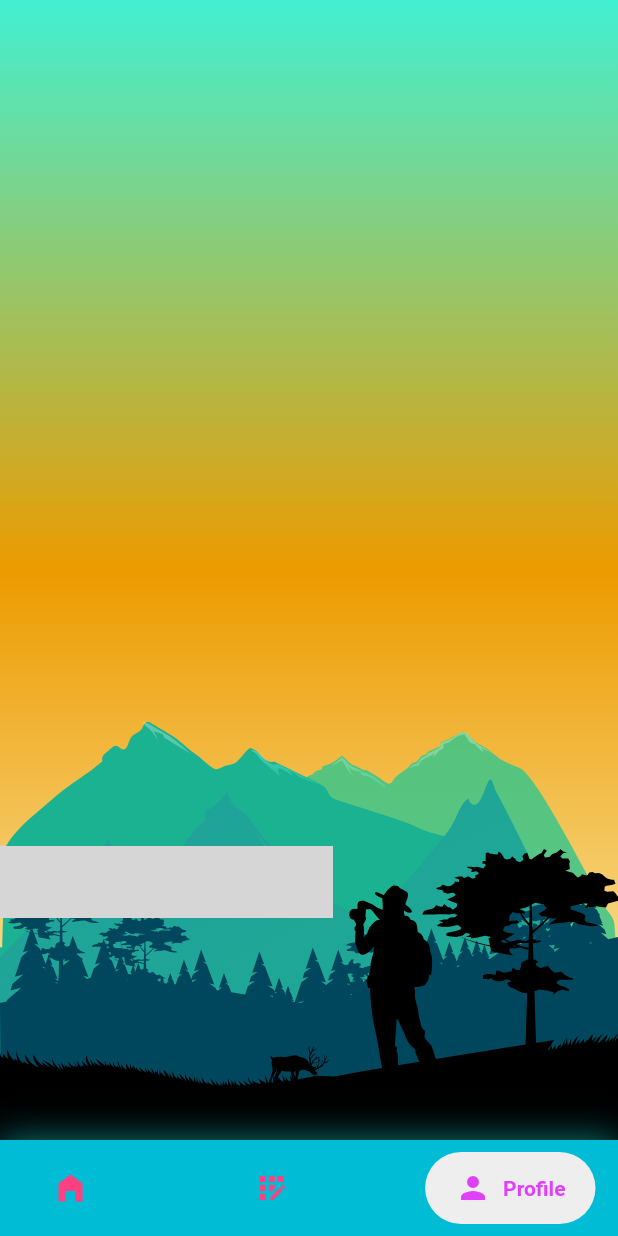
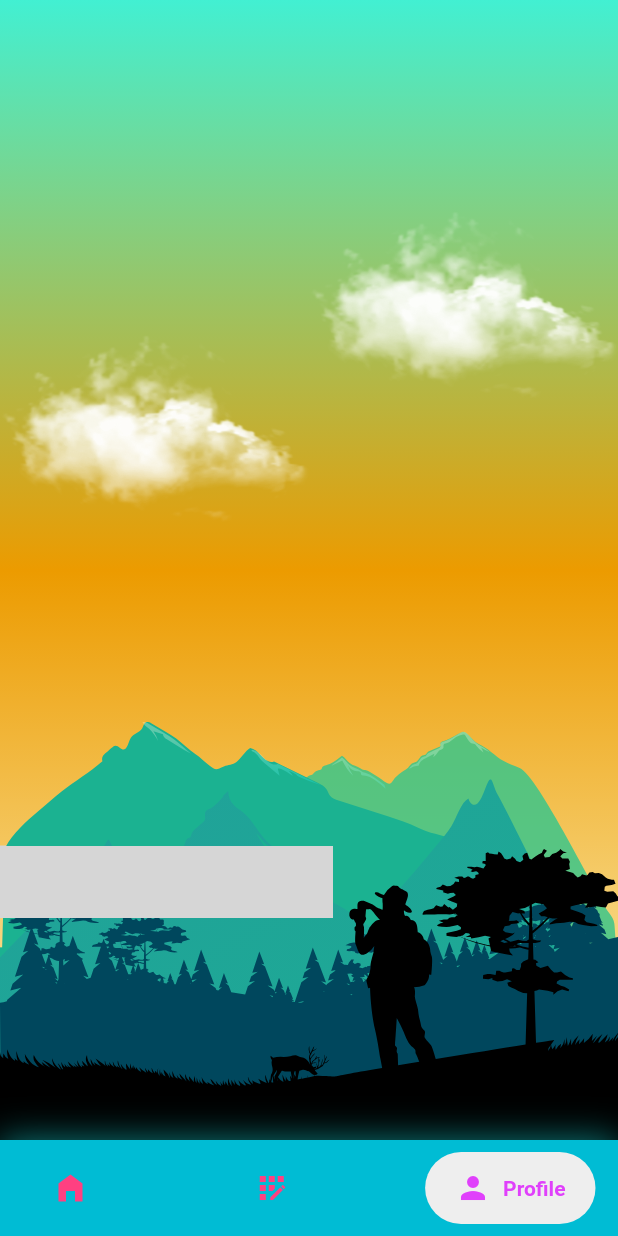
Before and after one commit to rohan165-boop/e-commerse, a Flutter app: the screen it shows after launch, item 3 of the bottom bar chosen, on a phone screen of 412 x 824 dp. Run offline on Flutter 3.47's test engine with Material 2 defaults, Android fonts, the phone set to English and light mode, and no system bars; drawn by our look-alikes of google_nav_bar; our stand-ins replace audioplayers, equatable, flutter_svg, glassmorphism; project files that could hold a hidden picture were left out; grey boxes are pictures that could not be loaded.

Commit message:
even more responsive

```diff
--- a/lib/constants/image_constants.dart
+++ b/lib/constants/image_constants.dart
@@ -16,6 +16,7 @@ class GardenImage {
   static const String garden9 = 'assets/garden/top-paralax-9.png';
   static const String garden10 = 'assets/garden/top-paralax-10.png';
   static const String garden11 = 'assets/garden/top-paralax-11.png';
+  static const String cloud = 'assets/garden/cloud.png';
 }
 
 class SVGConstants {
--- a/lib/features/profile_page/view/profile_screen.dart
+++ b/lib/features/profile_page/view/profile_screen.dart
@@ -65,6 +65,18 @@ class _ProfileScreenState extends State<ProfileScreen> {
         ),
         child: Stack(
           children: [
+            Positioned(
+              bottom: (screensize.height * 0.6),
+              left: screensize.width * 0.5,
+              right: 0,
+              child: Image.asset(GardenImage.cloud),
+            ),
+            Positioned(
+              bottom: (screensize.height * 0.5),
+              left: 0,
+              right: screensize.width * 0.5,
+              child: Image.asset(GardenImage.cloud),
+            ),
             Positioned(
               bottom: (screensize.height * 0.18) + (_sunspeed * _scrolloffset),
               left: 0,
```
Also changed, not shown: assets/garden/cloud.png (added).
